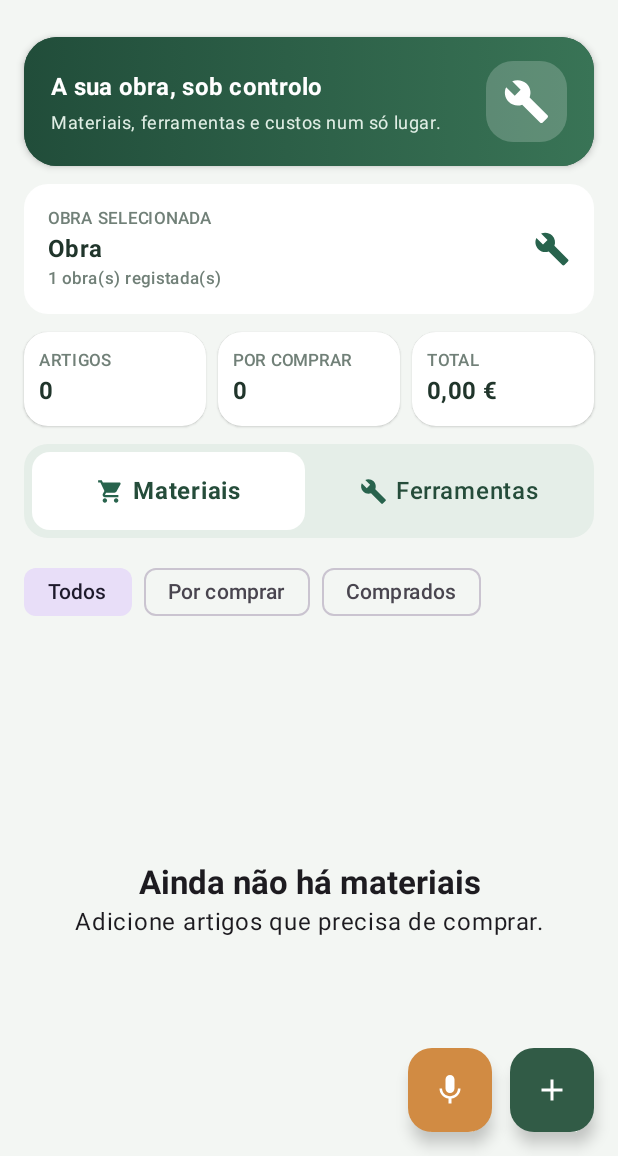
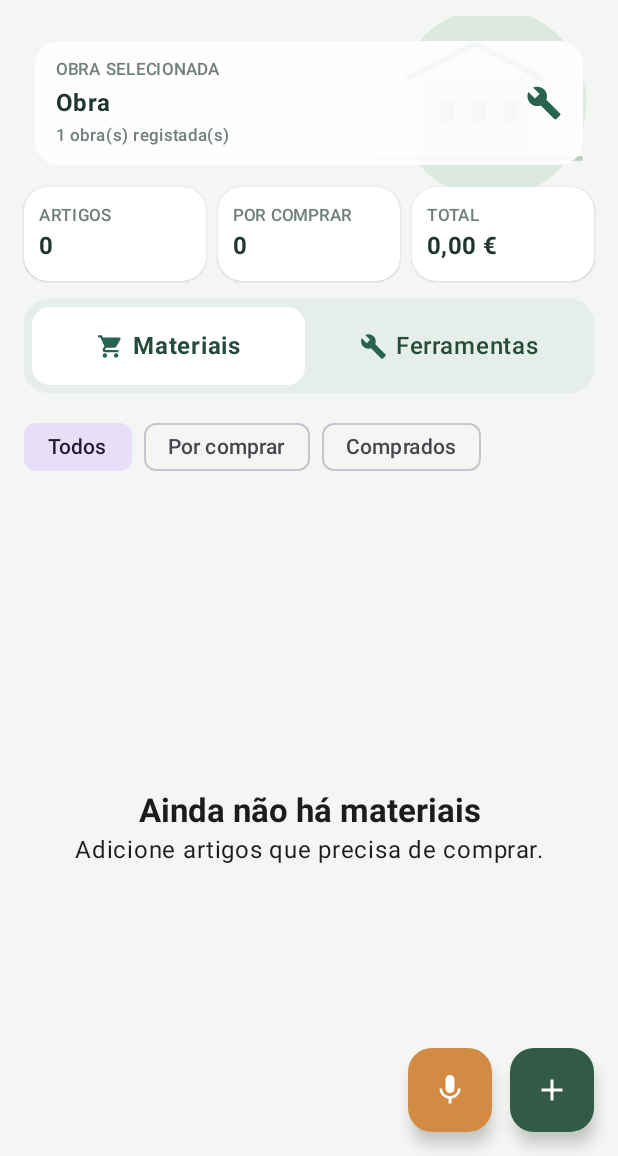
Before and after one commit to bombeiropt/Lista-Inteligente, an Android app built with Jetpack Compose: the screen it shows after launch (MainActivity), on a phone screen of 412 x 824 dp, the part 80-1236 px from its top. Run offline under Robolectric (Android 15) with nearby library versions, the phone set to English and light mode, and no system bars.

Commit message:
Remover banner e compactar cabeçalho com ilustração de obra

```diff
--- a/app/src/main/java/pt/bombeiropt/listainteligente/MainActivity.kt
+++ b/app/src/main/java/pt/bombeiropt/listainteligente/MainActivity.kt
@@ -11,6 +11,7 @@ import androidx.activity.ComponentActivity
 import androidx.activity.compose.setContent
 import androidx.activity.compose.rememberLauncherForActivityResult
 import androidx.activity.result.contract.ActivityResultContracts
+import androidx.compose.foundation.Canvas
 import androidx.compose.foundation.background
 import androidx.compose.ui.draw.clip
 import androidx.compose.foundation.clickable
@@ -163,37 +164,36 @@ fun ListaApp(onSpeak: (String) -> Unit) {
                 verticalArrangement = Arrangement.spacedBy(12.dp)
             ) {
                 Spacer(Modifier.height(2.dp))
-                Card(modifier = Modifier.fillMaxWidth(), shape = RoundedCornerShape(22.dp), colors = CardDefaults.cardColors(containerColor = Color(0xFF214D3A)), elevation = CardDefaults.cardElevation(defaultElevation = 3.dp)) {
-                    Row(Modifier.fillMaxWidth().background(Brush.horizontalGradient(listOf(Color(0xFF214D3A), Color(0xFF397456)))).padding(horizontal = 18.dp, vertical = 16.dp), verticalAlignment = Alignment.CenterVertically) {
-                        Column(Modifier.weight(1f), verticalArrangement = Arrangement.spacedBy(4.dp)) { Text("A sua obra, sob controlo", color = Color.White, fontWeight = FontWeight.Bold, style = MaterialTheme.typography.titleMedium); Text("Materiais, ferramentas e custos num só lugar.", color = Color(0xFFE0EEE5), style = MaterialTheme.typography.bodySmall) }
-                        Box(Modifier.size(54.dp).clip(RoundedCornerShape(18.dp)).background(Color(0x33FFFFFF)), contentAlignment = Alignment.Center) { Icon(Icons.Default.Build, null, tint = Color.White, modifier = Modifier.size(31.dp)) }
+                Box(Modifier.fillMaxWidth().height(88.dp)) {
+                    Canvas(Modifier.fillMaxSize()) {
+                        val w = size.width
+                        val h = size.height
+                        drawCircle(Color(0xFFDCE9DF), radius = h * 0.72f, center = androidx.compose.ui.geometry.Offset(w * 0.82f, h * 0.5f))
+                        drawRect(Color(0xFFB7CDBD).copy(alpha = 0.48f), topLeft = androidx.compose.ui.geometry.Offset(w * 0.70f, h * 0.30f), size = androidx.compose.ui.geometry.Size(w * 0.18f, h * 0.62f))
+                        drawLine(Color(0xFF6E927B).copy(alpha = 0.65f), androidx.compose.ui.geometry.Offset(w * 0.67f, h * 0.32f), androidx.compose.ui.geometry.Offset(w * 0.79f, h * 0.05f), strokeWidth = 4.dp.toPx())
+                        drawLine(Color(0xFF6E927B).copy(alpha = 0.65f), androidx.compose.ui.geometry.Offset(w * 0.79f, h * 0.05f), androidx.compose.ui.geometry.Offset(w * 0.91f, h * 0.32f), strokeWidth = 4.dp.toPx())
+                        for (i in 0..2) drawRect(Color(0xFF789984).copy(alpha = 0.55f), topLeft = androidx.compose.ui.geometry.Offset(w * (0.73f + i * 0.055f), h * 0.48f), size = androidx.compose.ui.geometry.Size(w * 0.025f, h * 0.16f))
+                        drawLine(Color(0xFF789984).copy(alpha = 0.45f), androidx.compose.ui.geometry.Offset(w * 0.62f, h * 0.92f), androidx.compose.ui.geometry.Offset(w * 0.98f, h * 0.92f), strokeWidth = 3.dp.toPx())
                     }
-                }
-                Box {
                     Row(
-                        Modifier.fillMaxWidth().background(Color.White, RoundedCornerShape(16.dp))
-                            .clickable { showWorksMenu = true }.padding(horizontal = 16.dp, vertical = 15.dp),
+                        Modifier.align(Alignment.Center).fillMaxWidth().padding(horizontal = 7.dp)
+                            .background(Color.White.copy(alpha = 0.91f), RoundedCornerShape(16.dp))
+                            .clickable { showWorksMenu = true }.padding(horizontal = 14.dp, vertical = 11.dp),
                         verticalAlignment = Alignment.CenterVertically
                     ) {
-                        Column(Modifier.weight(1f)) {
+                        Column(Modifier.weight(1f), verticalArrangement = Arrangement.spacedBy(2.dp)) {
                             Text("OBRA SELECIONADA", style = MaterialTheme.typography.labelSmall, color = Color(0xFF718078))
-                            Text(listName, fontWeight = FontWeight.Bold, style = MaterialTheme.typography.titleMedium, color = Color(0xFF20352B))
+                            Text(listName, fontWeight = FontWeight.Bold, style = MaterialTheme.typography.titleMedium, color = Color(0xFF20352B), maxLines = 1)
                             Text("${works.size} obra(s) registada(s)", style = MaterialTheme.typography.labelSmall, color = Color(0xFF718078))
                         }
                         Icon(Icons.Default.Build, "Escolher obra", tint = Color(0xFF28634D))
                     }
                     DropdownMenu(expanded = showWorksMenu, onDismissRequest = { showWorksMenu = false }) {
                         works.forEach { work ->
-                            DropdownMenuItem(
-                                text = { Text(work.name) },
-                                onClick = { activeWorkId = work.id; showWorksMenu = false }
-                            )
+                            DropdownMenuItem(text = { Text(work.name) }, onClick = { activeWorkId = work.id; showWorksMenu = false })
                         }
                         HorizontalDivider()
-                        DropdownMenuItem(
-                            text = { Text("+ Criar nova obra", color = Color(0xFF28634D), fontWeight = FontWeight.Bold) },
-                            onClick = { showWorksMenu = false; newWorkName = ""; showNewWork = true }
-                        )
+                        DropdownMenuItem(text = { Text("+ Criar nova obra", color = Color(0xFF28634D), fontWeight = FontWeight.Bold) }, onClick = { showWorksMenu = false; newWorkName = ""; showNewWork = true })
                     }
                 }
                 Row(Modifier.fillMaxWidth(), horizontalArrangement = Arrangement.spacedBy(8.dp)) {
```
